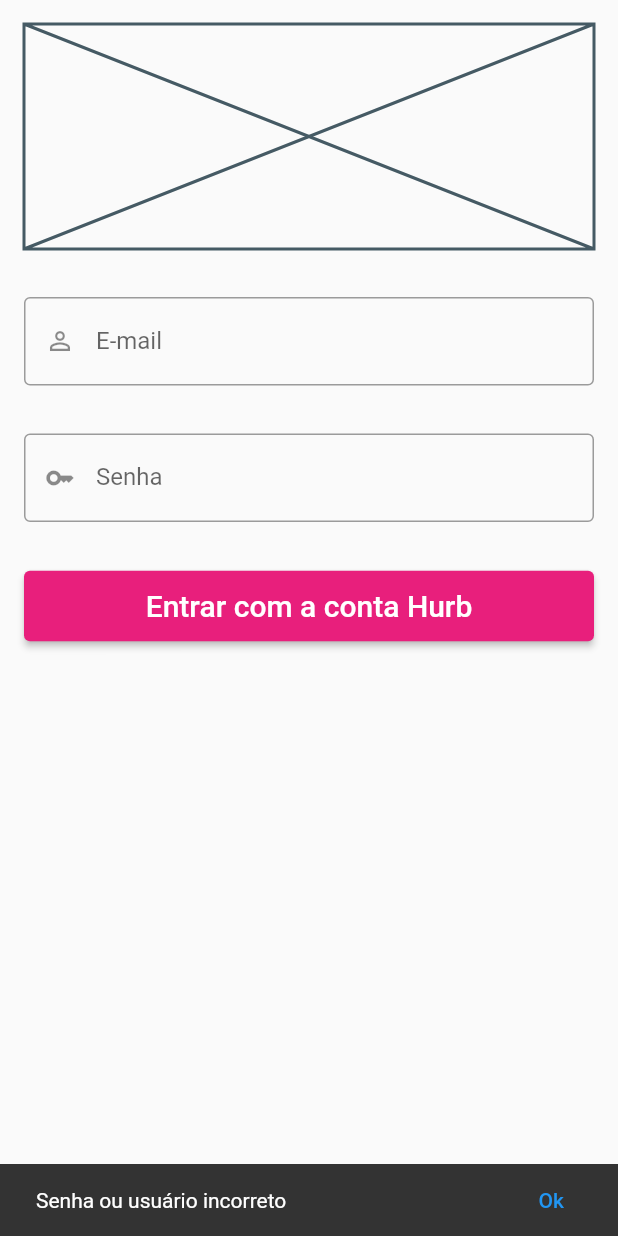
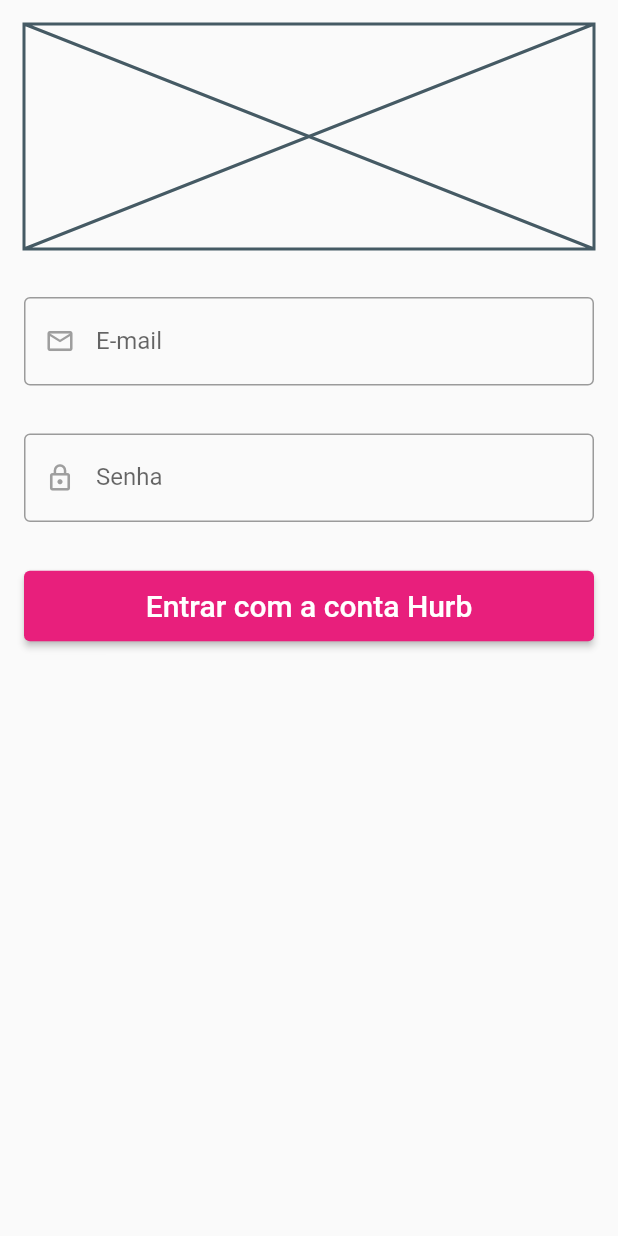
Before and after one commit to antonyg5/prmo.913, a Flutter app: the screen it shows after launch, after a tap on "Entrar com a conta Hurb", on a phone screen of 412 x 824 dp. Run offline on Flutter 3.47's test engine with Material 2 defaults, Android fonts, the phone set to English and light mode, and no system bars.

Commit message:
Update login_page.dart

```diff
--- a/lib/pages/login_page.dart
+++ b/lib/pages/login_page.dart
@@ -10,6 +10,7 @@ class LoginPage extends StatefulWidget {
 }
 
 class _LoginPageState extends State<LoginPage> {
+  final _formKey = GlobalKey<FormState>();
   TextEditingController userController = TextEditingController();
   TextEditingController pswdController = TextEditingController();
 
@@ -26,27 +27,45 @@ class _LoginPageState extends State<LoginPage> {
     return Padding(
       padding: const EdgeInsets.all(16),
       child: SingleChildScrollView(
+        child: Form(
+
           child: Column(
             crossAxisAlignment: CrossAxisAlignment.stretch,
             children:  [
               const Placeholder(fallbackHeight: 150,),
               const SizedBox(height: 32,),
-            TextField(
+              TextFormField(
                 controller: userController,
+                validator: (value){
+                  if(value == null || value.isEmpty){
+                    return 'Campo de E-mail obrigatório';
+                  }
+                  return null;
+                },
+                autovalidateMode: AutovalidateMode.onUserInteraction,
                 decoration: const InputDecoration(
                   border: OutlineInputBorder(),
                   labelText: 'E-mail',
-                prefixIcon: Icon(Icons.person_outline, size: 20,),
+                  prefixIcon: Icon(Icons.mail_outline_outlined, size: 20, color: Colors.grey,),
                 ),
               ),
               const SizedBox(height: 32,),
-            TextField(
+              TextFormField(
                 controller: pswdController,
+                validator: (value){
+                  if(value == null || value.isEmpty){
+                    return 'Campo de Senha obrigatório';
+                  } else if (value.length < 8) {
+                    return 'Senha deve conter 8 dígitos';
+                  }
+                  return null;
+                },
+                autovalidateMode: AutovalidateMode.onUserInteraction,
                 obscureText: true,
                 decoration: const InputDecoration(
                   border: OutlineInputBorder(),
                   labelText: 'Senha',
-                prefixIcon: Icon(Icons.key_outlined, size: 20,),
+                  prefixIcon: Icon(Icons.lock_outline, size: 20, color: Colors.grey,),
                 ),
               ),
               const SizedBox(height: 32,),
@@ -66,21 +85,23 @@ class _LoginPageState extends State<LoginPage> {
             ],
           ),
         ),
+      ),
     );
   }
 
   void onPressed(){
+    if(_formKey.currentState!.validate()) {
       String userDigitado = userController.text;
       String pswdDigitado = pswdController.text;
 
       String user = "asa@gmail.com";
       String senha = "asagigante";
 
-    if(userDigitado == user && senha == pswdDigitado){
+      if (userDigitado == user && senha == pswdDigitado) {
         Navigator.pushReplacement(
           context,
           MaterialPageRoute(
-              builder: (context){
+            builder: (context) {
               return const HomePage();
             },
           ),
@@ -88,10 +109,11 @@ class _LoginPageState extends State<LoginPage> {
         final snack = Utils.customSnackBar(context, 'Login correto');
 
         ScaffoldMessenger.of(context).showSnackBar(snack);
-
       } else {
-      final snack = Utils.customSnackBar(context, 'Senha ou usuário incorreto');
+        final snack = Utils.customSnackBar(
+            context, 'Erro na validação');
         ScaffoldMessenger.of(context).showSnackBar(snack);
+      }
     }
 
   }
```
Lines whose indentation alone changed are shown as unchanged.
